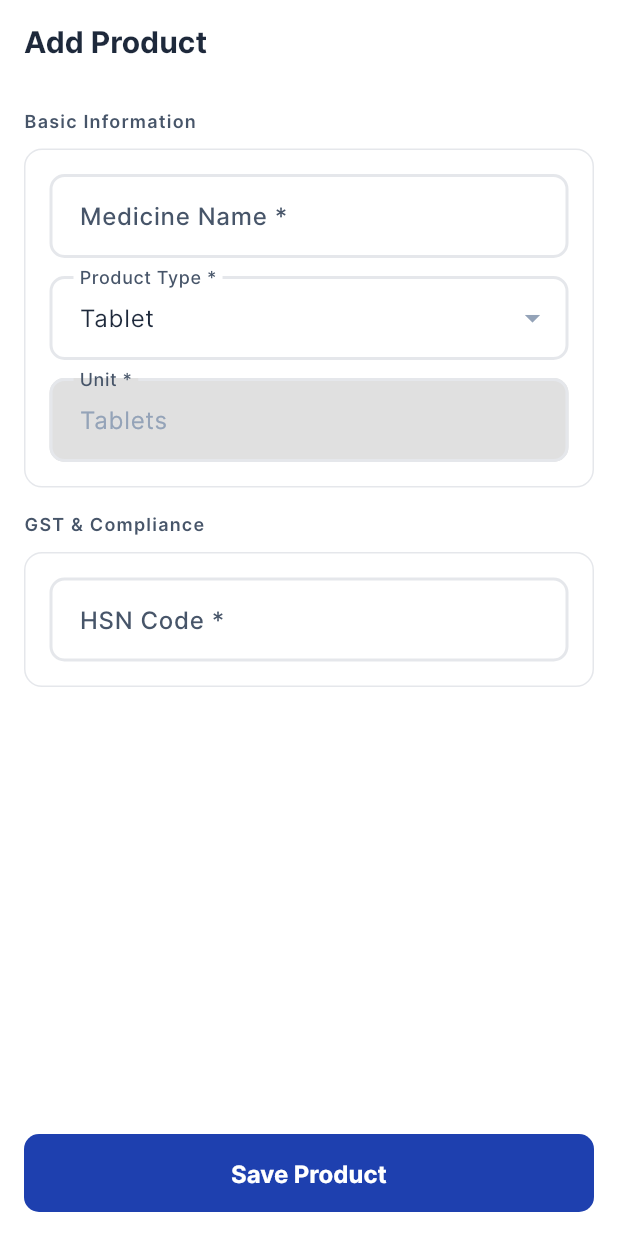
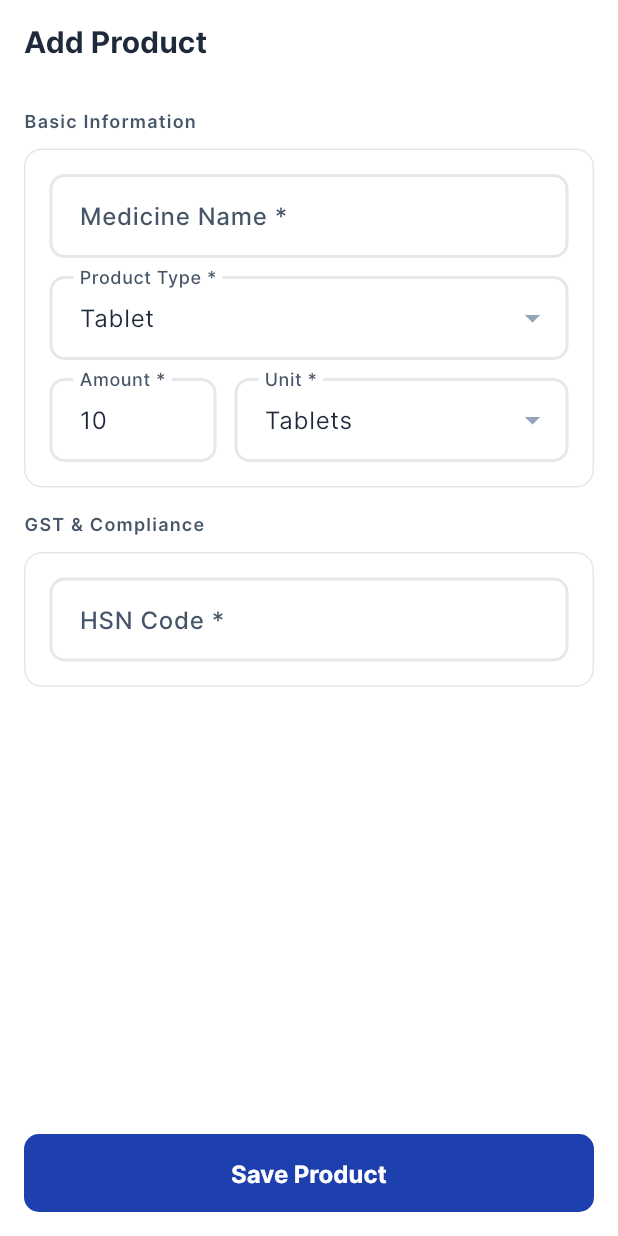
Before and after one commit to ksnsddhvn/pharma_local, a Flutter app: the AddEditProductScreen screen opened by its route, on a phone screen of 412 x 824 dp. Run offline on Flutter 3.47's test engine with Material 3 defaults, Android fonts, the phone set to English and light mode, and no system bars; our stand-ins replace csv, dio, drift, drift_flutter, file_picker, fl_chart and 11 more; missing offline and left inert: encrypt; accounts and stored records are empty; generated files the repository leaves out were written again; network calls fail.

Commit message:
feat: split packaging unit into amount and unit dropdown

```diff
--- a/lib/features/products/add_edit_product_screen.dart
+++ b/lib/features/products/add_edit_product_screen.dart
@@ -19,7 +19,8 @@ class _AddEditProductScreenState extends ConsumerState<AddEditProductScreen> {
   final _nameFocus = FocusNode();
 
   late TextEditingController _nameCtrl;
-  late TextEditingController _packagingCtrl;
+  late TextEditingController _packagingAmountCtrl;
+  late TextEditingController _packagingUnitCtrl;
   late TextEditingController _hsnCtrl;
 
   // category removed
@@ -32,7 +33,8 @@ class _AddEditProductScreenState extends ConsumerState<AddEditProductScreen> {
   void initState() {
     super.initState();
     _nameCtrl = TextEditingController();
-    _packagingCtrl = TextEditingController(text: "Tablets");
+    _packagingAmountCtrl = TextEditingController(text: "10");
+    _packagingUnitCtrl = TextEditingController(text: "Tablets");
     _hsnCtrl = TextEditingController();
     _typeCtrl = TextEditingController(text: 'Tablet');
   }
@@ -40,7 +42,8 @@ class _AddEditProductScreenState extends ConsumerState<AddEditProductScreen> {
   @override
   void dispose() {
     _nameCtrl.dispose();
-    _packagingCtrl.dispose();
+    _packagingAmountCtrl.dispose();
+    _packagingUnitCtrl.dispose();
     _hsnCtrl.dispose();
     _typeCtrl.dispose();
     _nameFocus.dispose();
@@ -61,16 +64,13 @@ class _AddEditProductScreenState extends ConsumerState<AddEditProductScreen> {
         _hsnCtrl.text = product.hsnCode;
         _typeCtrl.text = product.productType;
 
-        switch(product.productType) {
-          case 'Tablet': _packagingCtrl.text = "Tablets"; break;
-          case 'Capsule': _packagingCtrl.text = "Capsules"; break;
-          case 'Syrup': _packagingCtrl.text = "ml"; break;
-          case 'Injection': _packagingCtrl.text = "Vials"; break;
-          case 'Cream / Ointment': _packagingCtrl.text = "grams"; break;
-          case 'Diaper': _packagingCtrl.text = "Packs"; break;
-          case 'Powder':
-          case 'Toothpaste': _packagingCtrl.text = "grams"; break;
-          default: _packagingCtrl.text = "Units"; break;
+        final match = RegExp(r'^([\d\.]+)\s*(.*)$').firstMatch(product.packagingUnit);
+        if (match != null) {
+          _packagingAmountCtrl.text = match.group(1) ?? '';
+          _packagingUnitCtrl.text = match.group(2) ?? '';
+        } else {
+          _packagingAmountCtrl.text = '';
+          _packagingUnitCtrl.text = product.packagingUnit;
         }
       });
     }
@@ -87,7 +87,7 @@ class _AddEditProductScreenState extends ConsumerState<AddEditProductScreen> {
             ? drift.Value(widget.productId!)
             : const drift.Value.absent(),
         name: drift.Value(_nameCtrl.text.trim()),
-        packagingUnit: drift.Value(_packagingCtrl.text.trim()),
+        packagingUnit: drift.Value('${_packagingAmountCtrl.text.trim()} ${_packagingUnitCtrl.text.trim()}'.trim()),
         productType: drift.Value(_typeCtrl.text.trim()),
         hsnCode: drift.Value(_hsnCtrl.text.trim()),
         categoryId: const drift.Value(null),
@@ -227,7 +227,7 @@ class _AddEditProductScreenState extends ConsumerState<AddEditProductScreen> {
                             ref.read(customProductTypesProvider.notifier).addType(newType);
                             setState(() {
                               _typeCtrl.text = newType;
-                              _packagingCtrl.text = 'Units';
+                              _packagingUnitCtrl.text = 'Units';
                             });
                           }
                           return;
@@ -237,15 +237,15 @@ class _AddEditProductScreenState extends ConsumerState<AddEditProductScreen> {
                           _typeCtrl.text = value;
                           // Strictly set packaging unit based on product type
                           switch(value) {
-                            case 'Tablet': _packagingCtrl.text = "Tablets"; break;
-                            case 'Capsule': _packagingCtrl.text = "Capsules"; break;
-                            case 'Syrup': _packagingCtrl.text = "ml"; break;
-                            case 'Injection': _packagingCtrl.text = "Vials"; break;
-                            case 'Cream / Ointment': _packagingCtrl.text = "grams"; break;
-                            case 'Diaper': _packagingCtrl.text = "Packs"; break;
+                            case 'Tablet': _packagingUnitCtrl.text = "Tablets"; break;
+                            case 'Capsule': _packagingUnitCtrl.text = "Capsules"; break;
+                            case 'Syrup': _packagingUnitCtrl.text = "ml"; break;
+                            case 'Injection': _packagingUnitCtrl.text = "vials"; break;
+                            case 'Cream / Ointment': _packagingUnitCtrl.text = "grams"; break;
+                            case 'Diaper': _packagingUnitCtrl.text = "Packs"; break;
                             case 'Powder':
-                            case 'Toothpaste': _packagingCtrl.text = "grams"; break;
-                            default: _packagingCtrl.text = "Units"; break;
+                            case 'Toothpaste': _packagingUnitCtrl.text = "grams"; break;
+                            default: _packagingUnitCtrl.text = "Units"; break;
                           }
                         });
                       },
@@ -266,11 +266,41 @@ class _AddEditProductScreenState extends ConsumerState<AddEditProductScreen> {
                   validator: (v) => v!.trim().isEmpty ? 'Product type is required' : null,
                 ),
                 SizedBox(height: 12),
-                _field('Unit *', _packagingCtrl,
-                    hint: "e.g. grams, ml, Tablets",
-                    readOnly: true,
-                    validator: (v) =>
-                        v!.trim().isEmpty ? 'Unit is required' : null),
+                Row(
+                  crossAxisAlignment: CrossAxisAlignment.start,
+                  children: [
+                    Expanded(
+                      flex: 1,
+                      child: _field('Amount *', _packagingAmountCtrl,
+                          keyboardType: TextInputType.number,
+                          validator: (v) => v!.trim().isEmpty ? 'Required' : null),
+                    ),
+                    SizedBox(width: 12),
+                    Expanded(
+                      flex: 2,
+                      child: TextFormField(
+                        controller: _packagingUnitCtrl,
+                        textCapitalization: TextCapitalization.words,
+                        style: TextStyle(color: context.colors.textPrimary),
+                        decoration: InputDecoration(
+                          labelText: 'Unit *',
+                          hintText: 'e.g. grams, ml, Tablets',
+                          suffixIcon: PopupMenuButton<String>(
+                            icon: Icon(Icons.arrow_drop_down, color: context.colors.textMuted),
+                            color: context.colors.surfaceElevated,
+                            onSelected: (val) {
+                              setState(() {
+                                _packagingUnitCtrl.text = val;
+                              });
+                            },
+                            itemBuilder: (ctx) => ['Tablets', 'Capsules', 'ml', 'grams', 'vials', 'Packs', 'Units', 'Large', 'Medium', 'Small'].map((u) => PopupMenuItem(value: u, child: Text(u, style: TextStyle(color: context.colors.textPrimary)))).toList(),
+                          ),
+                        ),
+                        validator: (v) => v!.trim().isEmpty ? 'Required' : null,
+                      ),
+                    ),
+                  ],
+                ),
               ],
             ),
             SizedBox(height: 16),
```
